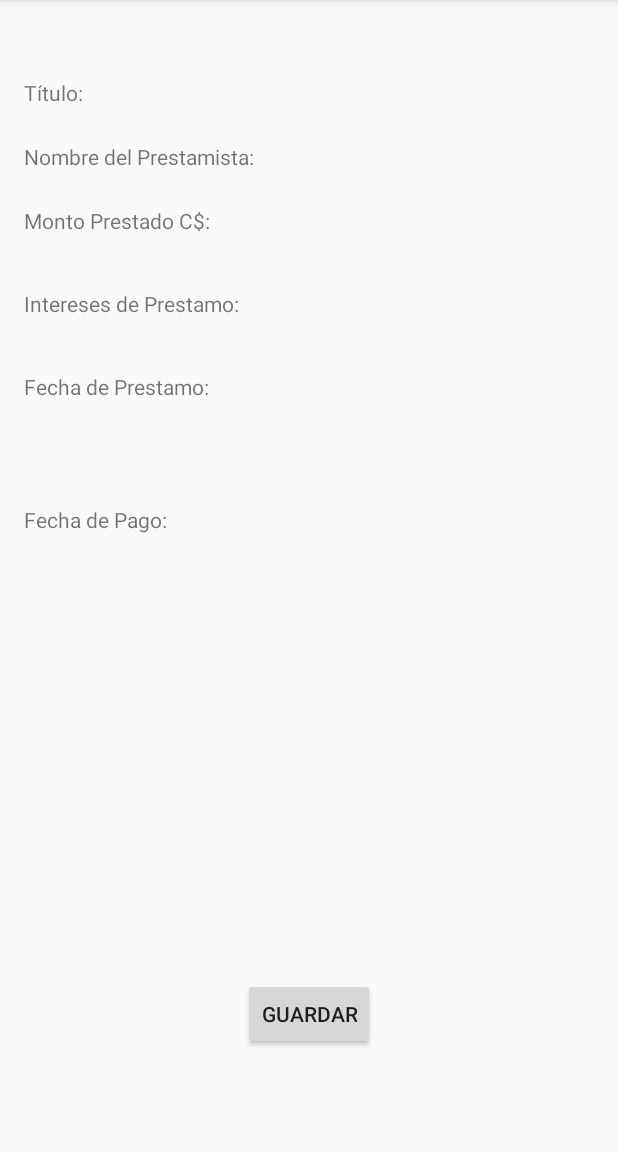
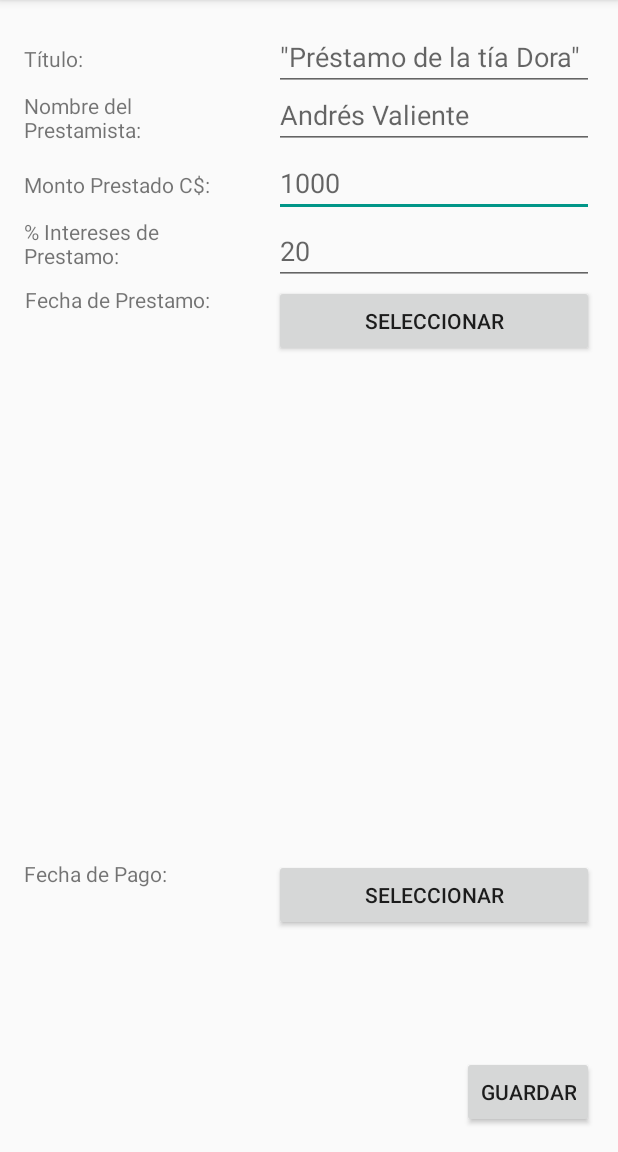
Before and after one commit to manueltorrez/android-app-proyectoFinal, an Android app: the AgregarPrestamos screen opened directly, with no data from a screen before it, on a phone screen of 412 x 824 dp, the part 84-1236 px from its top. Run offline under Robolectric (Android 15) with nearby library versions, the phone set to English and light mode, and no system bars.

Commit message:
Modificadas las interfaces

```diff
--- a/app/src/main/java/com/gangofseven/labs/app/AgregarPrestamos.java
+++ b/app/src/main/java/com/gangofseven/labs/app/AgregarPrestamos.java
@@ -1,16 +1,45 @@
 package com.gangofseven.labs.app;
 
+import android.app.DatePickerDialog;
 import android.support.v7.app.AppCompatActivity;
 import android.os.Bundle;
+import android.widget.Button;
+import android.widget.DatePicker;
+import android.widget.Toast;
 
 public class AgregarPrestamos extends AppCompatActivity {
 
 
 
+    private DatePickerDialog.OnDateSetListener onDateSetListener;
+
     @Override
     protected void onCreate(Bundle savedInstanceState) {
         super.onCreate(savedInstanceState);
         setContentView(R.layout.activity_agregar_prestamos);
+        Button presta = (Button) findViewById(R.id.bFechaPre);
+        Button paga = (Button) findViewById(R.id.bFechaPa);
+
+        setOnDateSetListener(new DatePickerDialog.OnDateSetListener() {
+            @Override
+            public void onDateSet(DatePicker view, int year, int month, int dayOfMonth) {
+
+                Toast.makeText(AgregarPrestamos.this,"La fecha seleccionada es: "+view.getDayOfMonth()+
+                        " de "+view.getMonth()+" de "+view.getYear(),Toast.LENGTH_LONG)
+                        .show();
+            }
+        });
+
+
+
+    }
+
+    public DatePickerDialog.OnDateSetListener getOnDateSetListener() {
+        return onDateSetListener;
+    }
+
+    public void setOnDateSetListener(DatePickerDialog.OnDateSetListener onDateSetListener) {
+        this.onDateSetListener = onDateSetListener;
     }
 
 
--- a/app/src/main/res/layout/activity_agregar_prestamos.xml
+++ b/app/src/main/res/layout/activity_agregar_prestamos.xml
@@ -14,55 +14,54 @@
         android:text="Título:"
         android:layout_width="wrap_content"
         android:layout_height="wrap_content"
-        android:layout_alignParentTop="true"
-        android:layout_alignParentStart="true"
-        android:layout_marginTop="36dp"
-        android:id="@+id/textView" />
+        android:layout_marginTop="13dp"
+        android:id="@+id/textView"
+        android:layout_alignParentTop="true" />
 
     <TextView
         android:text="Nombre del Prestamista:"
         android:layout_width="wrap_content"
         android:layout_height="wrap_content"
-        android:layout_below="@+id/textView"
-        android:layout_alignParentStart="true"
-        android:layout_marginTop="23dp"
-        android:id="@+id/textView2" />
+        android:id="@+id/textView2"
+        android:layout_below="@+id/editText2"
+        android:layout_alignParentLeft="false"
+        android:layout_alignParentStart="false"
+        android:layout_toStartOf="@+id/editText2"
+        android:layout_alignRight="@+id/textView6"
+        android:layout_alignEnd="@+id/textView6" />
+
+    <EditText
+        android:layout_width="wrap_content"
+        android:layout_height="wrap_content"
+        android:inputType="textPersonName"
+        android:ems="10"
+        android:id="@+id/editText3"
+        android:layout_alignBaseline="@+id/textView4"
+        android:layout_alignBottom="@+id/textView4"
+        android:layout_alignParentRight="true"
+        android:layout_alignParentEnd="true"
+        android:hint="1000" />
 
     <TextView
         android:text="Monto Prestado C$:"
         android:layout_width="wrap_content"
         android:layout_height="wrap_content"
+        android:layout_marginTop="17dp"
+        android:id="@+id/textView4"
         android:layout_below="@+id/textView2"
-        android:layout_alignParentStart="true"
-        android:layout_marginTop="23dp"
-        android:id="@+id/textView4" />
+        android:layout_alignParentLeft="true"
+        android:layout_alignParentStart="true" />
 
     <TextView
-        android:text="Intereses de Prestamo:"
+        android:text="% Intereses de Prestamo:"
         android:layout_width="wrap_content"
         android:layout_height="wrap_content"
-        android:layout_below="@+id/textView4"
+        android:id="@+id/textView5"
+        android:layout_alignTop="@+id/editText4"
+        android:layout_alignParentLeft="true"
         android:layout_alignParentStart="true"
-        android:layout_marginTop="36dp"
-        android:id="@+id/textView5" />
-
-    <TextView
-        android:text="Fecha de Prestamo:"
-        android:layout_width="wrap_content"
-        android:layout_height="wrap_content"
-        android:layout_below="@+id/textView5"
-        android:layout_alignParentStart="true"
-        android:layout_marginTop="36dp"
-        android:id="@+id/textView6" />
-
-    <TextView
-        android:text="Fecha de Pago:"
-        android:layout_width="wrap_content"
-        android:layout_height="wrap_content"
-        android:layout_below="@+id/textView6"
-        android:layout_alignParentStart="true"
-        android:layout_marginTop="69dp"
-        android:id="@+id/textView8" />
+        android:layout_alignRight="@+id/textView4"
+        android:layout_alignEnd="@+id/textView4" />
 
     <Button
         android:text="@string/main_button_add"
@@ -70,7 +69,82 @@
         android:layout_height="wrap_content"
         android:id="@+id/button5"
         android:layout_alignParentBottom="true"
-        android:layout_centerHorizontal="true"
-        android:layout_marginBottom="52dp" />
+        android:layout_alignParentRight="true"
+        android:layout_alignParentEnd="true" />
+
+    <EditText
+        android:layout_width="wrap_content"
+        android:layout_height="wrap_content"
+        android:inputType="textPersonName"
+        android:ems="10"
+        android:id="@+id/editText4"
+        android:layout_below="@+id/editText3"
+        android:layout_alignParentRight="true"
+        android:layout_alignParentEnd="true"
+        android:hint="20" />
+
+    <TextView
+        android:text="Fecha de Pago:"
+        android:layout_width="wrap_content"
+        android:layout_height="wrap_content"
+        android:id="@+id/textView8"
+        android:layout_marginBottom="112dp"
+        android:layout_above="@+id/button5"
+        android:layout_alignParentLeft="true"
+        android:layout_alignParentStart="true" />
+
+    <EditText
+        android:layout_width="wrap_content"
+        android:layout_height="wrap_content"
+        android:inputType="textPersonName"
+        android:ems="10"
+        android:id="@+id/editText2"
+        android:layout_alignBaseline="@+id/textView"
+        android:layout_alignBottom="@+id/textView"
+        android:layout_alignParentRight="true"
+        android:layout_alignParentEnd="true"
+        android:hint='"Préstamo de la tía Dora"' />
+
+    <EditText
+        android:layout_width="wrap_content"
+        android:layout_height="wrap_content"
+        android:inputType="textPersonName"
+        android:ems="10"
+        android:id="@+id/editText"
+        android:layout_above="@+id/editText3"
+        android:layout_alignParentRight="true"
+        android:layout_alignParentEnd="true"
+        android:hint="Andrés Valiente" />
+
+    <TextView
+        android:text="Fecha de Prestamo:"
+        android:layout_width="wrap_content"
+        android:layout_height="wrap_content"
+        android:id="@+id/textView6"
+        android:layout_below="@+id/editText4"
+        android:layout_alignRight="@+id/textView5"
+        android:layout_alignEnd="@+id/textView5" />
+
+    <Button
+        android:text="Seleccionar"
+        android:layout_width="wrap_content"
+        android:layout_height="wrap_content"
+        android:layout_below="@+id/editText4"
+        android:layout_alignLeft="@+id/editText4"
+        android:layout_alignStart="@+id/editText4"
+        android:id="@+id/bFechaPre"
+        android:layout_alignParentRight="true"
+        android:layout_alignParentEnd="true" />
+
+    <Button
+        android:text="Seleccionar"
+        android:layout_width="wrap_content"
+        android:layout_height="wrap_content"
+        android:layout_alignTop="@+id/textView8"
+        android:layout_alignLeft="@+id/bFechaPre"
+        android:layout_alignStart="@+id/bFechaPre"
+        android:id="@+id/bFechaPa"
+        android:layout_alignParentRight="true"
+        android:layout_alignParentEnd="true" />
 
 </RelativeLayout>
```
Also changed, not shown: app/src/main/java/com/gangofseven/labs/app/Cuota.java (added, +33 -0 lines), app/src/main/java/com/gangofseven/labs/app/Prestamo.java (+60 -0 lines), app/src/main/res/layout/activity_ingresar_cuota.xml (+22 -0 lines).
